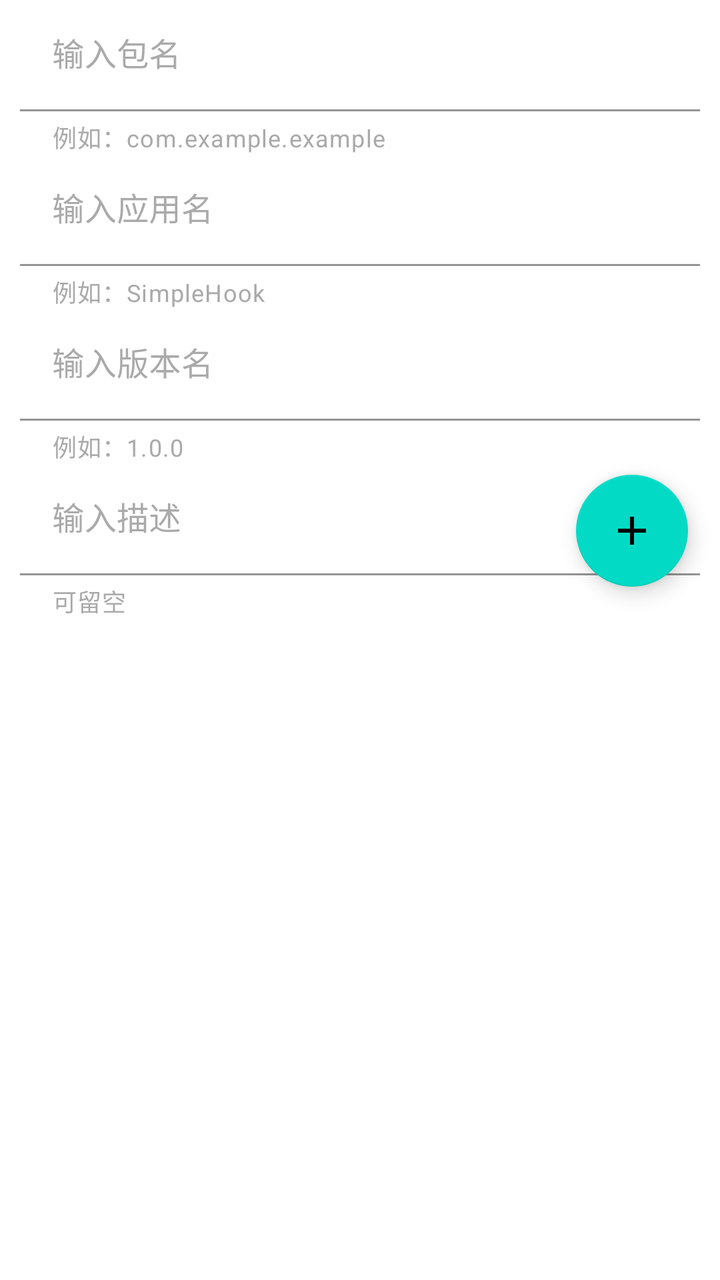
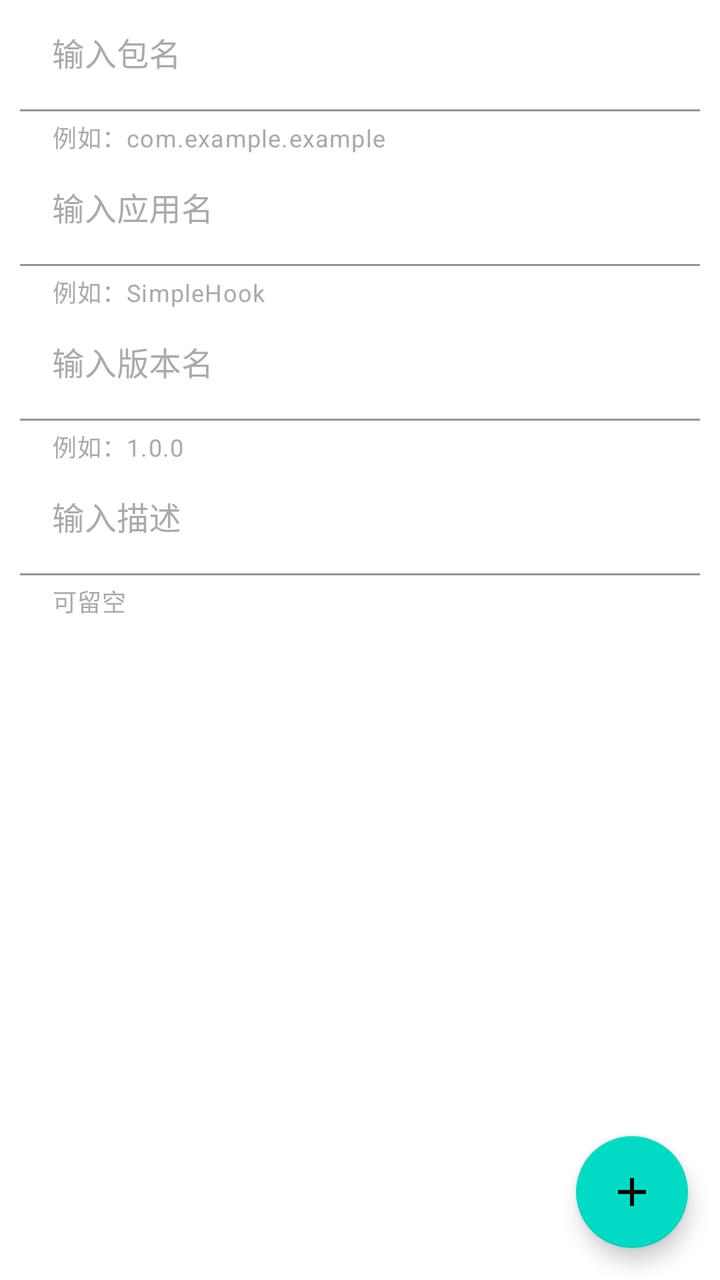

An Android layout rendered at two revisions. The XML below is the earlier revision; the diff shows what the commit changed to produce the second picture.
<!-- AndroidManifest.xml: application theme Theme.SimpleHook -->
<!-- res/layout/fragment_add.xml -->
<?xml version="1.0" encoding="utf-8"?>
<ScrollView xmlns:android="http://schemas.android.com/apk/res/android"
    xmlns:app="http://schemas.android.com/apk/res-auto"
    xmlns:tools="http://schemas.android.com/tools"
    android:layout_width="match_parent"
    android:layout_height="match_parent"
    tools:context=".fragment.AddFragment"
    >
<androidx.constraintlayout.widget.ConstraintLayout
    android:layout_width="match_parent"
    android:layout_height="wrap_content"
    tools:context=".fragment.AddFragment"
    android:theme="@style/EditTextTheme">

    <com.google.android.material.floatingactionbutton.FloatingActionButton
        android:id="@+id/add_method_config"
        android:layout_width="wrap_content"
        android:layout_height="wrap_content"
        android:layout_margin="16dp"
        android:clickable="true"
        android:contentDescription="@string/add_method_config"
        android:focusable="true"
        android:src="@drawable/ic_add_24"
        app:layout_constraintBottom_toBottomOf="parent"
        app:layout_constraintEnd_toEndOf="parent" />

    <TextView
        android:id="@+id/textView3"
        android:layout_width="wrap_content"
        android:layout_height="wrap_content"
        android:layout_marginStart="20dp"
        android:layout_marginTop="10dp"
        android:text="@string/mode_select"
        android:textSize="18sp"
        android:visibility="gone"
        app:layout_constraintStart_toStartOf="parent"
        app:layout_constraintTop_toTopOf="parent" />

    <Spinner
        android:id="@+id/mode_select_spinner"
        android:layout_width="0dp"
        android:layout_height="wrap_content"
        android:visibility="gone"
        app:layout_constraintBottom_toBottomOf="@+id/textView3"
        app:layout_constraintStart_toEndOf="@+id/textView3"
        app:layout_constraintTop_toTopOf="@+id/textView3" />

    <com.google.android.material.textfield.TextInputLayout
        android:id="@+id/application_edit"
        android:layout_width="match_parent"
        android:layout_height="wrap_content"
        android:visibility="gone"
        app:helperText="@string/application_input_helper"
        app:layout_constraintEnd_toEndOf="parent"
        app:layout_constraintStart_toStartOf="parent"
        app:layout_constraintTop_toBottomOf="@+id/textView3"
      >

        <com.google.android.material.textfield.TextInputEditText
            style="@style/add_edit_text_style"
            android:hint="@string/application_input_tip" />
    </com.google.android.material.textfield.TextInputLayout>

    <com.google.android.material.textfield.TextInputLayout
        android:id="@+id/textInputLayout"
        style="@style/add_text_input_layout_style"
        app:helperText="@string/package_input_helper"
        app:layout_constraintEnd_toEndOf="parent"
        app:layout_constraintStart_toStartOf="parent"
        app:layout_constraintTop_toBottomOf="@+id/application_edit">

        <com.google.android.material.textfield.TextInputEditText
            android:id="@+id/packageName_edit"
            style="@style/add_edit_text_style"
            android:hint="@string/package_input_tip" />
    </com.google.android.material.textfield.TextInputLayout>

    <com.google.android.material.textfield.TextInputLayout
        android:id="@+id/textInputLayout5"
        style="@style/add_text_input_layout_style"
        app:helperText="@string/app_name_input_helper"
        app:layout_constraintEnd_toEndOf="parent"
        app:layout_constraintStart_toStartOf="parent"
        app:layout_constraintTop_toBottomOf="@+id/textInputLayout">

        <com.google.android.material.textfield.TextInputEditText
            android:id="@+id/app_name_edit"
            style="@style/add_edit_text_style"
            android:hint="@string/app_name_input_tip" />
    </com.google.android.material.textfield.TextInputLayout>

    <com.google.android.material.textfield.TextInputLayout
        android:id="@+id/textInputLayout6"
        app:helperText="@string/version_input_helper"
        style="@style/add_text_input_layout_style"
        app:layout_constraintStart_toStartOf="parent"
        app:layout_constraintTop_toBottomOf="@+id/textInputLayout5">

        <com.google.android.material.textfield.TextInputEditText
            android:id="@+id/app_version_name_edit"
            style="@style/add_edit_text_style"
            android:hint="@string/version_input_tip"
            />
    </com.google.android.material.textfield.TextInputLayout>

    <com.google.android.material.textfield.TextInputLayout
        android:id="@+id/textInputLayout7"
        style="@style/add_text_input_layout_style"
        app:helperText="可留空"
        app:layout_constraintEnd_toEndOf="parent"
        app:layout_constraintStart_toStartOf="parent"
        app:layout_constraintTop_toBottomOf="@+id/textInputLayout6">

        <com.google.android.material.textfield.TextInputEditText
            android:id="@+id/desc_string_edit"
            style="@style/add_edit_text_style"
            android:hint="@string/description_input_tip" />
    </com.google.android.material.textfield.TextInputLayout>

    <androidx.recyclerview.widget.RecyclerView
        android:id="@+id/methodRV"
        android:layout_width="match_parent"
        android:layout_height="0dp"
        app:layout_constraintBottom_toBottomOf="parent"
        app:layout_constraintEnd_toEndOf="parent"
        app:layout_constraintStart_toStartOf="parent"
        app:layout_constraintTop_toBottomOf="@+id/textInputLayout7" />

</androidx.constraintlayout.widget.ConstraintLayout>

</ScrollView>
<!-- resources referenced by this layout -->
<resources>
  <!-- drawable ic_add_24 (drawable) -->
  <vector android:height="24dp" android:tint="#FFFFFF"
      android:viewportHeight="24" android:viewportWidth="24"
      android:width="24dp" xmlns:android="http://schemas.android.com/apk/res/android">
      <path android:fillColor="@android:color/white" android:pathData="M19,13h-6v6h-2v-6H5v-2h6V5h2v6h6v2z"/>
  </vector>
  <string name="add_method_config">添加方法配置</string>
  <string name="app_name_input_helper">例如：SimpleHook</string>
  <string name="app_name_input_tip">输入应用名</string>
  <string name="application_input_helper">例如：com.example.MyApplication</string>
  <string name="application_input_tip">输入入口名</string>
  <string name="description_input_tip">输入描述</string>
  <string name="mode_select">选择模式：</string>
  <string name="package_input_helper">例如：com.example.example</string>
  <string name="package_input_tip">输入包名</string>
  <string name="version_input_helper">例如：1.0.0</string>
  <string name="version_input_tip">输入版本名</string>
  <style name="EditTextTheme" parent="Theme.SimpleHook">
          <item name="colorPrimary">@color/teal_200</item>
          <item name="android:editTextColor">@android:color/white</item>
          <item name="android:textColorHint">@color/teal_200</item>
      </style>
  <style name="add_edit_text_style">
          <item name="android:layout_width">match_parent</item>
          <item name="android:layout_height">wrap_content</item>
          <item name="android:background">@android:color/transparent</item>
      </style>
  <style name="add_text_input_layout_style">
          <item name="android:layout_marginStart">10dp</item>
          <item name="android:layout_marginEnd">10dp</item>
          <item name="android:layout_width">match_parent</item>
          <item name="android:layout_height">wrap_content</item>
          <item name="helperTextTextColor">@android:color/darker_gray</item>
          <item name="android:textColorHint">@android:color/darker_gray</item>
      </style>
  <style name="Theme.SimpleHook" parent="Theme.MaterialComponents.DayNight.NoActionBar">
          
          <item name="colorPrimary">@color/purple_200</item>
          <item name="colorPrimaryVariant">@color/purple_500</item>
          <item name="colorOnPrimary">@color/white</item>
          
          <item name="colorSecondary">@color/teal_200</item>
          <item name="colorSecondaryVariant">@color/teal_700</item>
          <item name="colorOnSecondary">@color/black</item>
          
          <item name="android:statusBarColor" tools:targetApi="l">?attr/colorPrimaryVariant</item>
          
      </style>
  <color name="teal_200">#FF03DAC5</color>
  <color name="purple_200">#FFBB86FC</color>
  <color name="purple_500">#FF6200EE</color>
  <color name="white">#FFFFFFFF</color>
  <color name="teal_700">#FF018786</color>
  <color name="black">#FF000000</color>
</resources>

<!-- the commit's change to res/layout/fragment_add.xml (unified diff, before → after) -->
@@ -1,16 +1,12 @@
 <?xml version="1.0" encoding="utf-8"?>
-<ScrollView xmlns:android="http://schemas.android.com/apk/res/android"
+<androidx.constraintlayout.widget.ConstraintLayout
+    xmlns:android="http://schemas.android.com/apk/res/android"
     xmlns:app="http://schemas.android.com/apk/res-auto"
     xmlns:tools="http://schemas.android.com/tools"
     android:layout_width="match_parent"
     android:layout_height="match_parent"
     tools:context=".fragment.AddFragment"
     >
-<androidx.constraintlayout.widget.ConstraintLayout
-    android:layout_width="match_parent"
-    android:layout_height="wrap_content"
-    tools:context=".fragment.AddFragment"
-    android:theme="@style/EditTextTheme">
 
     <com.google.android.material.floatingactionbutton.FloatingActionButton
         android:id="@+id/add_method_config"
@@ -23,6 +19,17 @@
         android:src="@drawable/ic_add_24"
         app:layout_constraintBottom_toBottomOf="parent"
         app:layout_constraintEnd_toEndOf="parent" />
+
+    <ScrollView
+    android:layout_width="match_parent"
+    android:layout_height="match_parent"
+    tools:context=".fragment.AddFragment"
+    >
+<androidx.constraintlayout.widget.ConstraintLayout
+    android:layout_width="match_parent"
+    android:layout_height="wrap_content"
+    tools:context=".fragment.AddFragment"
+    android:theme="@style/EditTextTheme">
 
     <TextView
         android:id="@+id/textView3"
@@ -120,7 +127,7 @@
     <androidx.recyclerview.widget.RecyclerView
         android:id="@+id/methodRV"
         android:layout_width="match_parent"
-        android:layout_height="0dp"
+        android:layout_height="wrap_content"
         app:layout_constraintBottom_toBottomOf="parent"
         app:layout_constraintEnd_toEndOf="parent"
         app:layout_constraintStart_toStartOf="parent"
@@ -129,3 +136,5 @@
 </androidx.constraintlayout.widget.ConstraintLayout>
 
 </ScrollView>
+
+</androidx.constraintlayout.widget.ConstraintLayout>
